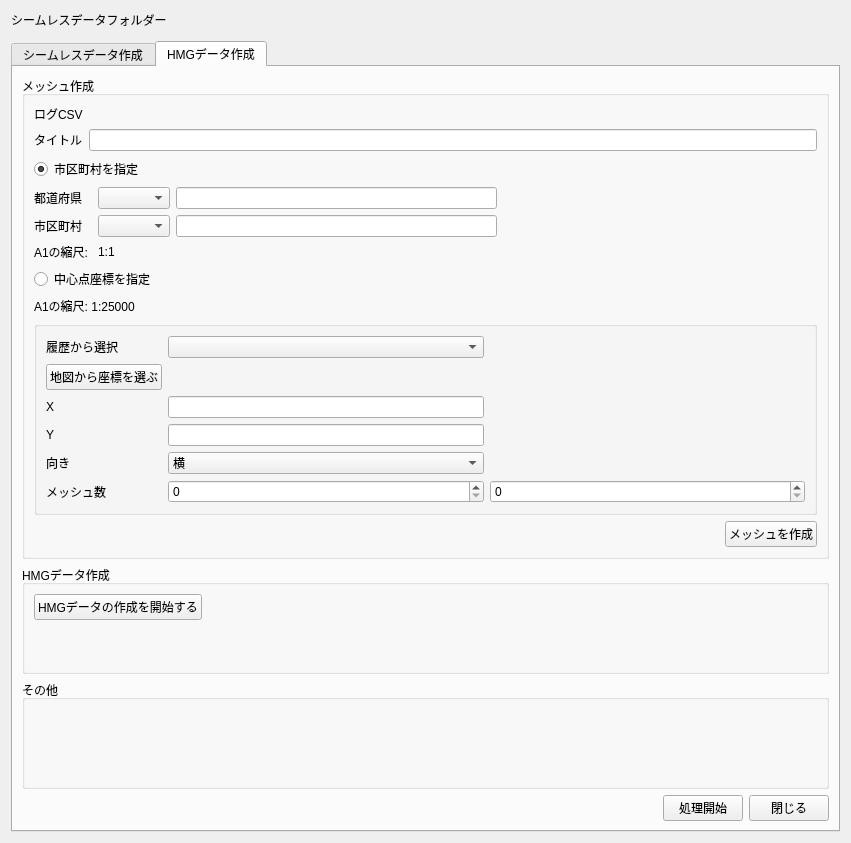
Above: ui/main_window.ui from 0712kazu/HazardMapGame_tool before the change. Below: the same form after it.
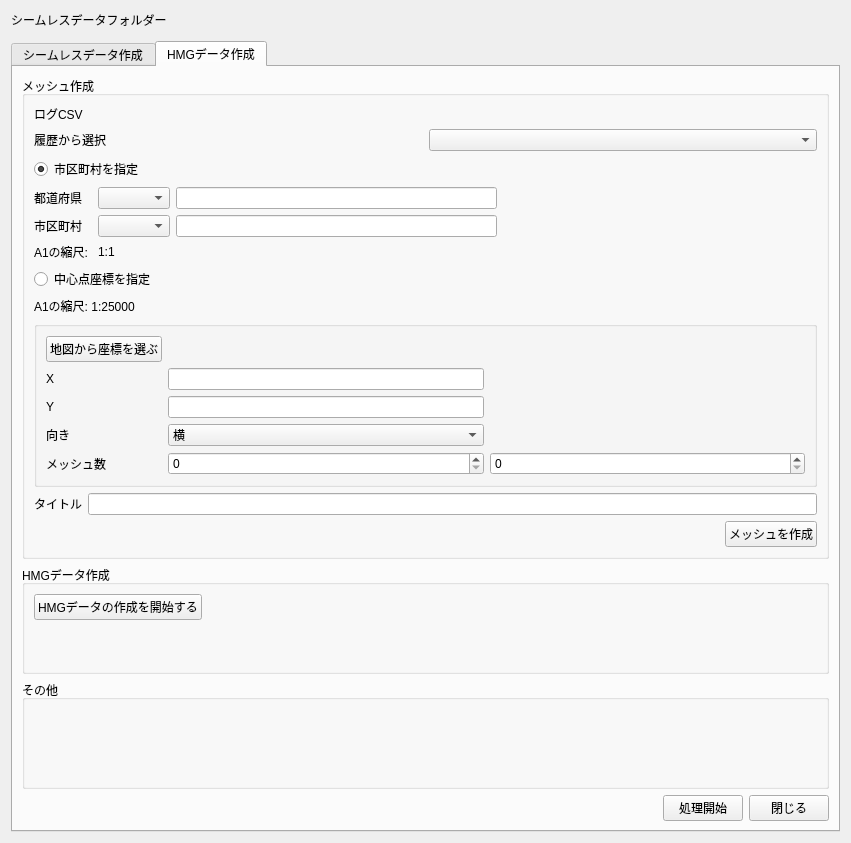
That is the form after the change. The open tabs and pages were chosen to show the change. Custom widgets are drawn as their Qt base class.

Commit message: layout for mesh prod log

What changed in the file:
```diff
--- a/ui/main_window.ui
+++ b/ui/main_window.ui
@@ -329,13 +329,6 @@
             <item row="0" column="1">
              <widget class="QgsFileWidget" name="mQgsFileWidget_2"/>
             </item>
-            <item row="1" column="0">
-             <widget class="QLabel" name="label_10">
-              <property name="text">
-               <string>タイトル</string>
-              </property>
-             </widget>
-            </item>
             <item row="0" column="0">
              <widget class="QLabel" name="label_9">
               <property name="text">
@@ -343,9 +336,16 @@
               </property>
              </widget>
             </item>
-            <item row="1" column="1">
-             <widget class="QLineEdit" name="lineEdit_title"/>
-            </item>
+            <item row="1" column="0">
+              <widget class="QLabel" name="label_8">
+               <property name="text">
+                <string>履歴から選択</string>
+               </property>
+              </widget>
+             </item>
+             <item row="1" column="1">
+              <widget class="QComboBox" name="comboBox_meshprodlog"/>
+             </item>
            </layout>
           </item>
           <item>
@@ -468,13 +468,6 @@
                </property>
               </widget>
              </item>
-             <item row="1" column="0">
-              <widget class="QLabel" name="label_8">
-               <property name="text">
-                <string>履歴から選択</string>
-               </property>
-              </widget>
-             </item>
              <item row="4" column="1">
               <widget class="QLineEdit" name="lineEdit_x"/>
              </item>
@@ -505,9 +498,6 @@
                </item>
               </widget>
              </item>
-             <item row="1" column="1">
-              <widget class="QComboBox" name="comboBox"/>
-             </item>
              <item row="5" column="1">
               <widget class="QLineEdit" name="lineEdit_y"/>
              </item>
@@ -555,7 +545,21 @@
            </widget>
           </item>
           <item>
-           <layout class="QHBoxLayout" name="horizontalLayout_3">
+          <layout class="QGridLayout" name="gridLayout_produce">
+           <item row="0" column="0">
+             <widget class="QLabel" name="label_10">
+              <property name="text">
+               <string>タイトル</string>
+              </property>
+             </widget>
+            </item>
+            <item row="0" column="1">
+             <widget class="QLineEdit" name="lineEdit_title"/>
+            </item>
+            </layout>
+            </item>
+            <item>
+            <layout class="QHBoxLayout" name="horizontalLayout_3">
             <item>
              <spacer name="horizontalSpacer_2">
               <property name="orientation">
```
